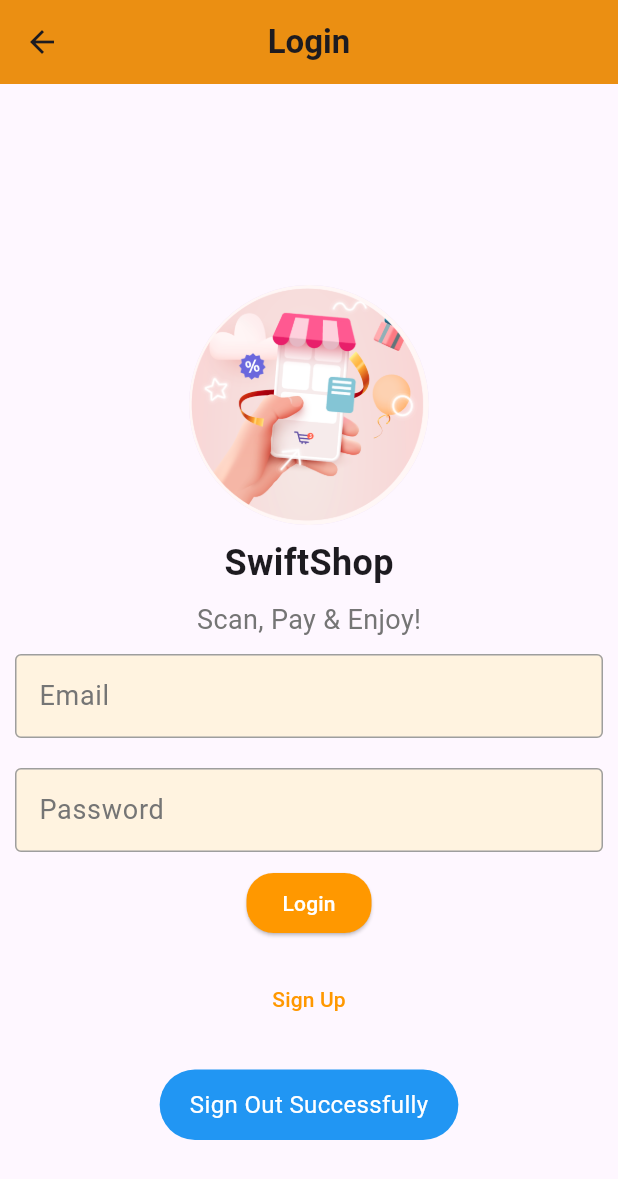
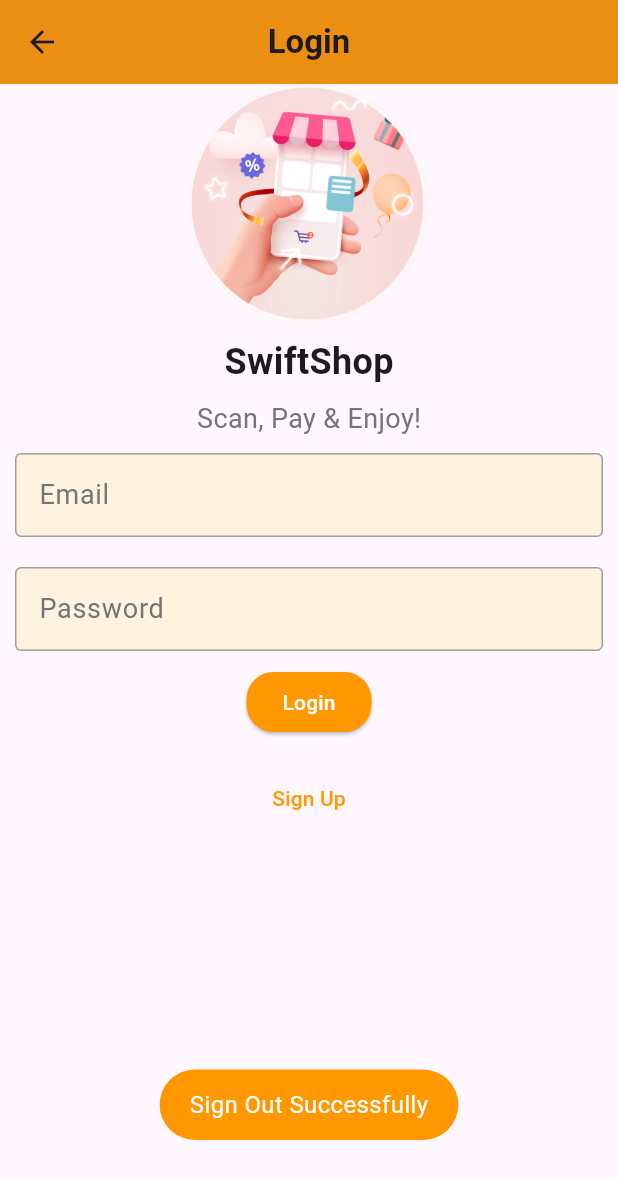
Before and after one commit to Youssef-T-Moustafa/Self-Checkout-Application, a Flutter app: the HomePage screen opened directly, after a tap on "Sign Out", on a phone screen of 412 x 824 dp. Shown: the top 1179 px of the screen. Run offline on Flutter 3.47's test engine with Material 3 defaults, Android fonts, the phone set to English and light mode, and no system bars; our stand-ins replace cloud_firestore, firebase_auth, firebase_core, fluttertoast; missing offline and left inert: flutter_barcode_scanner; accounts and stored records are empty.

Commit message:
scrolling fixed

```diff
--- a/lib/log_in.dart
+++ b/lib/log_in.dart
@@ -30,7 +30,8 @@
         centerTitle: true, // Center the title
         elevation: 10.0, // Add some shadow
       ),
-      body: Center(
+      body: SingleChildScrollView(
+        child: Center(
           child: Column(
             mainAxisAlignment: MainAxisAlignment.center,
             children: [
@@ -125,6 +126,7 @@
             ],
           ),
         ),
+      ),
     );
   }
 
--- a/lib/services/toast.dart
+++ b/lib/services/toast.dart
@@ -7,7 +7,7 @@
       toastLength: Toast.LENGTH_SHORT,
       gravity: ToastGravity.BOTTOM,
       timeInSecForIosWeb: 3,
-      backgroundColor: Colors.blue,
+      backgroundColor: Colors.orange,
       textColor: Colors.white,
       fontSize: 16.0);
 }
```
Lines whose indentation alone changed are shown as unchanged.
